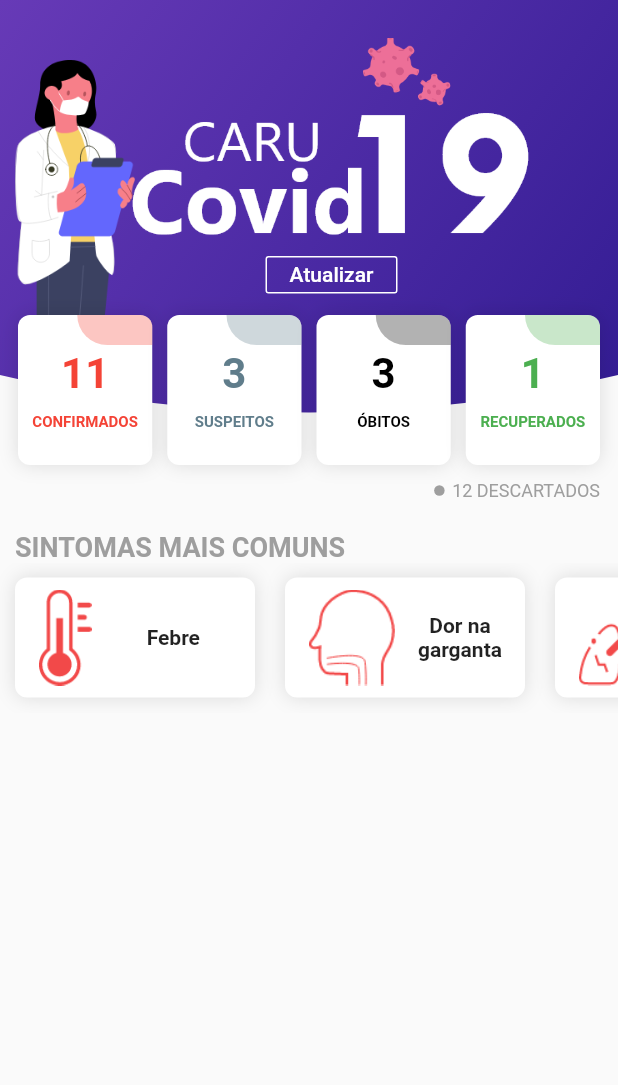
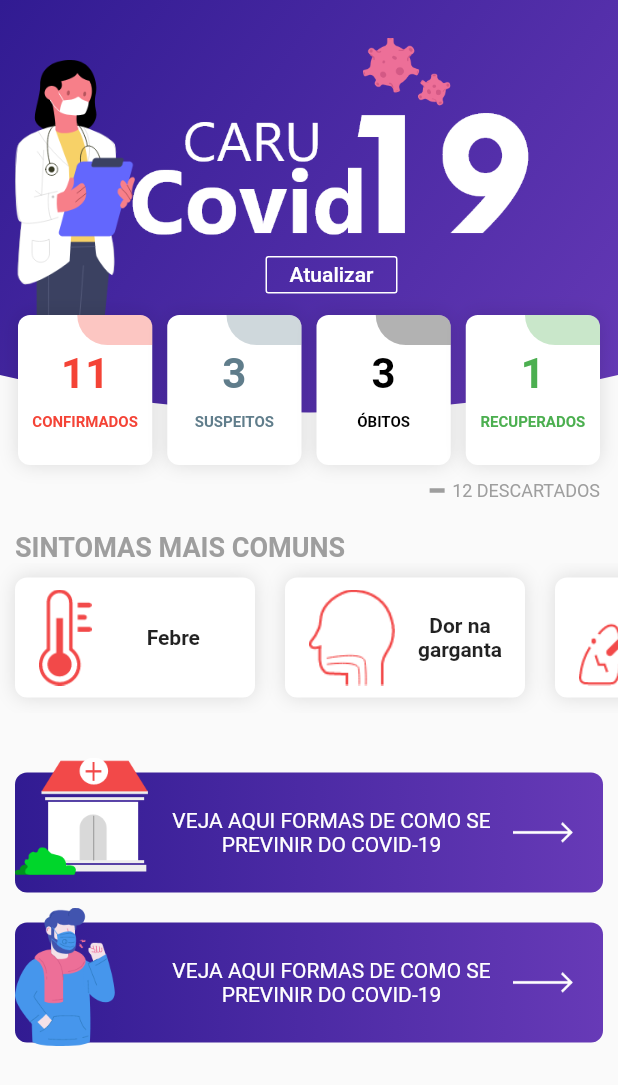
Before and after one commit to michaelmartins09/caru_covid_flutter, a Flutter app: the screen it shows after launch, on a phone screen of 412 x 824 dp. Shown: the top 1085 px of the screen. Run offline on Flutter 3.47's test engine with Material 2 defaults, Android fonts, the phone set to English and light mode, and no system bars.

Commit message:
added: buttons and images to access infos about covid

```diff
--- a/lib/app/components/buttons/button_custom.dart
+++ b/lib/app/components/buttons/button_custom.dart
@@ -1,10 +1,59 @@
+import 'package:covid_caru/app/shared/constants/strings.dart';
 import 'package:flutter/material.dart';
 
 class ButtonCustom extends StatelessWidget {
+  final String title;
+  final String pathImage;
+  final Function onPressed;
+
+  const ButtonCustom({Key key, this.title, this.onPressed, this.pathImage}) : super(key: key);
+
   @override
   Widget build(BuildContext context) {
     return Container(
-
+      height: 100,
+      width: MediaQuery.of(context).size.width,
+      child: Material(
+        color: Colors.transparent,
+        child: InkWell(
+          borderRadius: BorderRadius.circular(8),
+          onTap: (){},
+          child: Stack(
+            children: <Widget>[
+              Positioned(
+                left: 0,
+                top: 10,
+                child: Container(
+                  height: 80,
+                  padding: EdgeInsets.only(left: 100),
+                  width: MediaQuery.of(context).size.width - 20,
+                  decoration: BoxDecoration(
+                    borderRadius: BorderRadius.circular(8),
+                    gradient: LinearGradient(
+                      colors: [
+                        Colors.deepPurple[900],
+                        Colors.deepPurple,
+                      ]
+                    )
+                  ),
+                  child: Center(
+                    child: Row(
+                    children: <Widget>[
+                      Expanded(child: Text(title.toUpperCase(), textAlign: TextAlign.center, style: TextStyle(
+                        color: Colors.white
+                      ))),
+                      SizedBox(width: 10),
+                      Image.asset(pathArrowIcon, scale: 5,),
+                      SizedBox(width: 20)
+                    ],
+                  )),
+                ),
+              ),
+              Image.asset(pathImage, scale: 2,)
+            ],
+          ),
+        ),
+      ),
     );
   }
 }
--- a/lib/app/pages/home/home_page.dart
+++ b/lib/app/pages/home/home_page.dart
@@ -1,3 +1,4 @@
+import 'package:covid_caru/app/components/buttons/button_custom.dart';
 import 'package:covid_caru/app/components/cards/card_info_covid.dart';
 import 'package:covid_caru/app/components/cards/card_symptoms.dart';
 import 'package:covid_caru/app/components/clipper/clipper_header.dart';
@@ -28,8 +29,8 @@ class _HomePageState extends State<HomePage> {
                         begin: Alignment.topLeft,
                         end: Alignment.bottomRight,
                         colors: [
+                          Colors.deepPurple[900],
                           Colors.deepPurple,
-                          Colors.deepPurple[900]
                         ]
                       )
                     ),
@@ -89,11 +90,10 @@ class _HomePageState extends State<HomePage> {
                           mainAxisAlignment: MainAxisAlignment.end,
                           children: <Widget>[
                             Container(
-                              height: 7,
-                              width: 7,
+                              height: 3,
+                              width: 10,
                               decoration: BoxDecoration(
                                 color: Colors.grey,
-                                shape: BoxShape.circle
                               ),
                             ),
                             SizedBox(width: 5),
@@ -130,6 +130,29 @@ class _HomePageState extends State<HomePage> {
                 ),
               ),
             ),
+            SizedBox(height: 20),
+            Padding(
+              padding: const EdgeInsets.all(10),
+              child: Column(
+                children: <Widget>[
+                  ButtonCustom(
+                    title: "Veja aqui formas de como se previnir do Covid-19",
+                    pathImage: pathClinic,
+                    onPressed: (){
+
+                    }
+                  ),
+                  ButtonCustom(
+                    title: "Veja aqui formas de como se previnir do Covid-19",
+                    pathImage: pathPersonMask,
+                    onPressed: (){
+
+                    }
+                  ),
+                ],
+              ),
+            ),
+
           ],
         ),
       ),
--- a/lib/app/shared/constants/strings.dart
+++ b/lib/app/shared/constants/strings.dart
@@ -6,3 +6,8 @@ const String pathTosse = "assets/images/tosse.png";
 const String pathAr = "assets/images/ar.png";
 const String pathFebre = "assets/images/febre.png";
 const String pathGarganta = "assets/images/garganta.png";
+
+const String pathClinic = "assets/images/clinic.png";
+const String pathPersonMask = "assets/images/person_mask.png";
+
+const String pathArrowIcon = "assets/icons/arrow_right.png";
--- a/pubspec.yaml
+++ b/pubspec.yaml
@@ -52,6 +52,9 @@ flutter:
     - assets/images/ar.png
     - assets/images/garganta.png
     - assets/images/febre.png
+    - assets/images/clinic.png
+    - assets/images/person_mask.png
+    - assets/icons/arrow_right.png
 
   # An image asset can refer to one or more resolution-specific "variants", see
   # https://flutter.dev/assets-and-images/#resolution-aware.
```
Also changed, not shown: assets/icons/arrow_right.png (added), assets/images/clinic.png (added), assets/images/person_mask.png (added).
